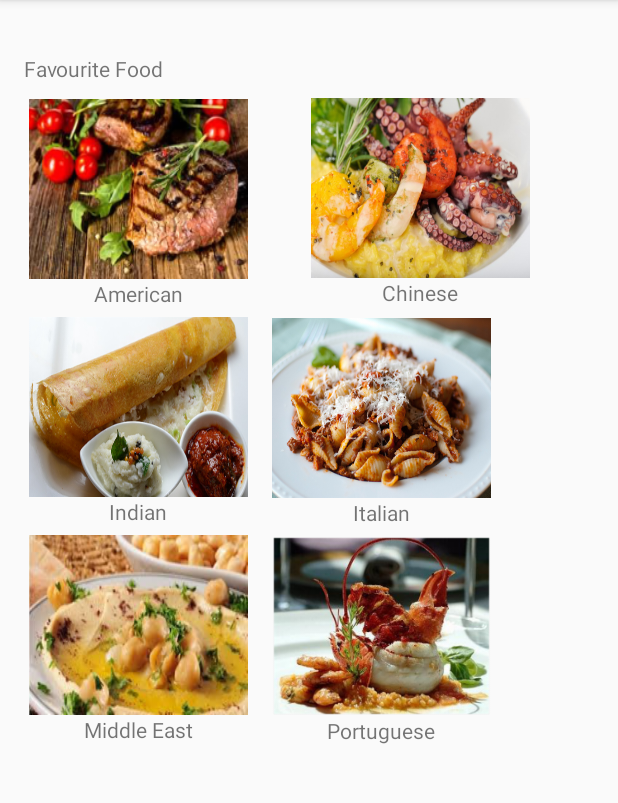
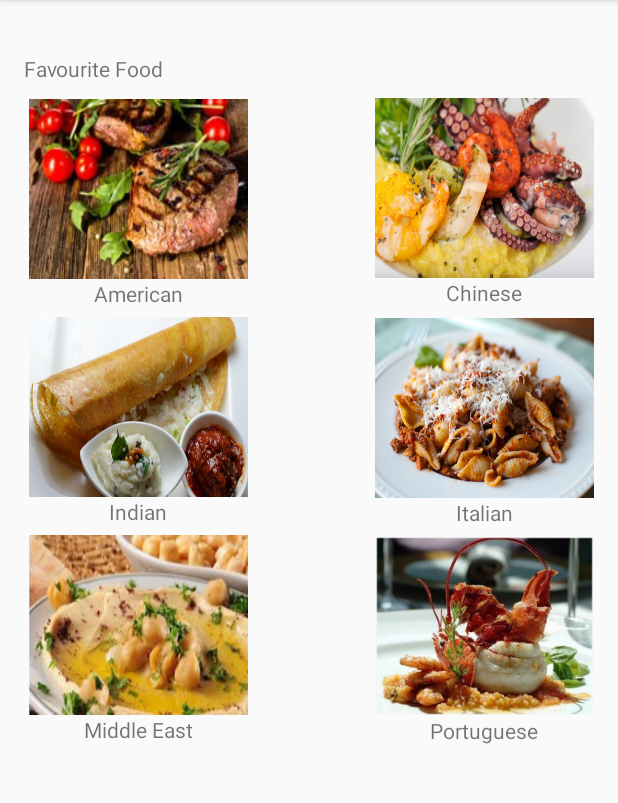
Before and after one commit to vishnuv1228/ITP-341, an Android app: the screen it shows after launch (MainActivity), on a phone screen of 412 x 824 dp, the part 84-887 px from its top. Run offline under Robolectric (Android 15) with nearby library versions, the phone set to English and light mode, and no system bars.

Commit message:
Updated consistency on rotation.

```diff
--- a/Assignments/A#3.Venkateswaran.Ananth/app/src/main/res/layout/activity_main.xml
+++ b/Assignments/A#3.Venkateswaran.Ananth/app/src/main/res/layout/activity_main.xml
@@ -110,8 +110,8 @@
                     android:orientation="vertical"
                     android:layout_width="146dp"
                     android:layout_height="145dp"
-                    android:layout_gravity="center_horizontal"
-                    android:layout_marginTop="45dp">
+                    android:layout_marginTop="45dp"
+                    android:layout_gravity="right">
 
                     <ImageButton
                         android:layout_width="match_parent"
@@ -135,8 +135,8 @@
                     android:orientation="vertical"
                     android:layout_width="146dp"
                     android:layout_height="145dp"
-                    android:layout_marginLeft="16dp"
-                    android:layout_marginTop="5dp">
+                    android:layout_marginTop="5dp"
+                    android:layout_gravity="right">
 
                     <ImageButton
                         android:layout_width="match_parent"
@@ -158,7 +158,7 @@
                     android:orientation="vertical"
                     android:layout_width="146dp"
                     android:layout_height="145dp"
-                    android:layout_marginLeft="16dp">
+                    android:layout_gravity="right">
 
                     <ImageButton
                         android:layout_width="match_parent"
```
